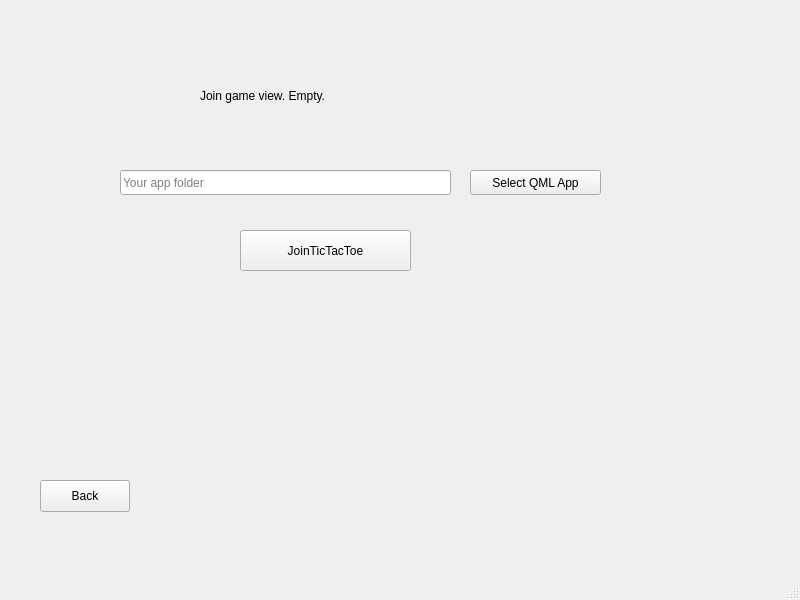
Old version of the form client/views/joingameview.ui in the repository cavoke-project/cavoke.
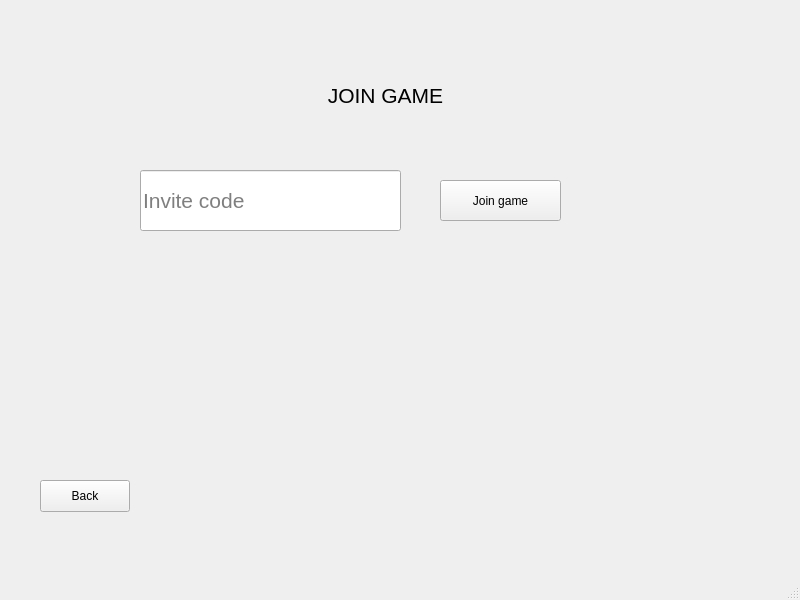
New version of the form.

The edit to the form file:
```diff
--- a/client/views/joingameview.ui
+++ b/client/views/joingameview.ui
@@ -30,38 +30,54 @@
    <widget class="QLabel" name="label">
     <property name="geometry">
      <rect>
-      <x>200</x>
+      <x>240</x>
       <y>60</y>
       <width>291</width>
       <height>71</height>
      </rect>
     </property>
+    <property name="font">
+     <font>
+      <pointsize>16</pointsize>
+     </font>
+    </property>
+    <property name="layoutDirection">
+     <enum>Qt::LeftToRight</enum>
+    </property>
     <property name="text">
-     <string>Join game view. Empty.</string>
+     <string>JOIN GAME</string>
+    </property>
+    <property name="alignment">
+     <set>Qt::AlignCenter</set>
     </property>
    </widget>
    <widget class="QPushButton" name="joinTicTacToeButton">
     <property name="geometry">
      <rect>
-      <x>240</x>
-      <y>230</y>
-      <width>171</width>
+      <x>440</x>
+      <y>180</y>
+      <width>121</width>
       <height>41</height>
      </rect>
     </property>
     <property name="text">
-     <string>JoinTicTacToe</string>
+     <string>Join game</string>
     </property>
    </widget>
    <widget class="QLineEdit" name="appPathInput">
     <property name="geometry">
      <rect>
-      <x>120</x>
+      <x>140</x>
       <y>170</y>
-      <width>331</width>
-      <height>25</height>
+      <width>261</width>
+      <height>61</height>
      </rect>
     </property>
+    <property name="font">
+     <font>
+      <pointsize>16</pointsize>
+     </font>
+    </property>
     <property name="statusTip">
      <string/>
     </property>
@@ -72,20 +88,7 @@
      <string/>
     </property>
     <property name="placeholderText">
-     <string>Your app folder</string>
-    </property>
-   </widget>
-   <widget class="QPushButton" name="selectAppPathButton">
-    <property name="geometry">
-     <rect>
-      <x>470</x>
-      <y>170</y>
-      <width>131</width>
-      <height>25</height>
-     </rect>
-    </property>
-    <property name="text">
-     <string>Select QML App</string>
+     <string>Invite code</string>
     </property>
    </widget>
   </widget>
```
Left out of the diff: 6 changed lines with no effect on the pictures.
